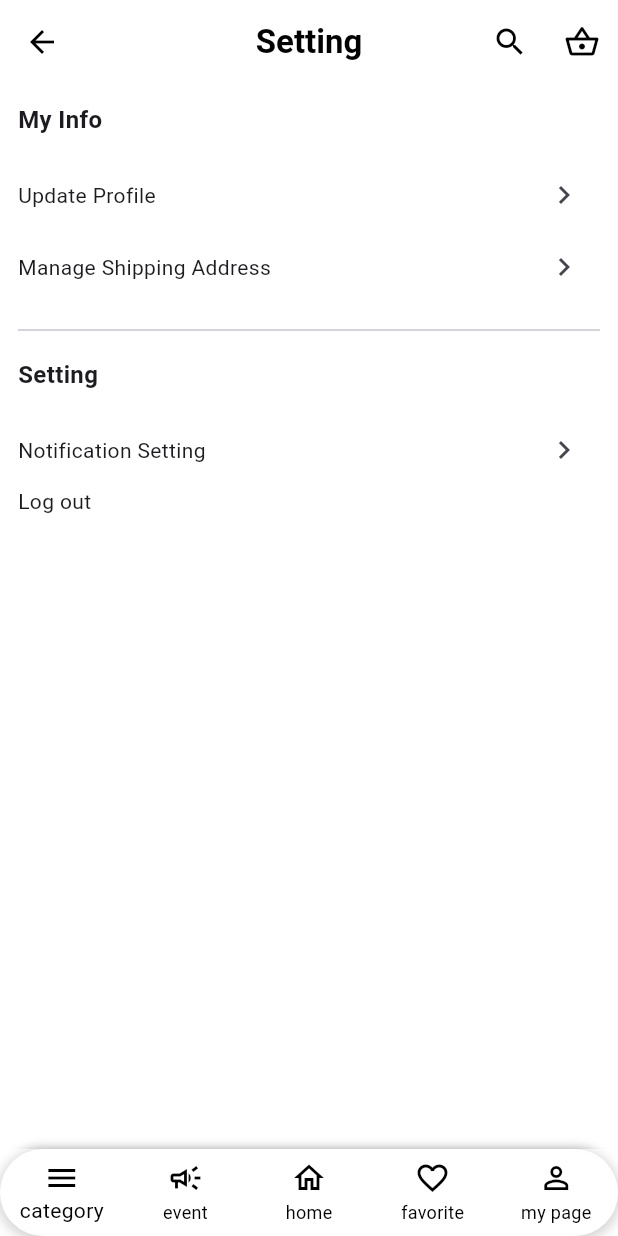
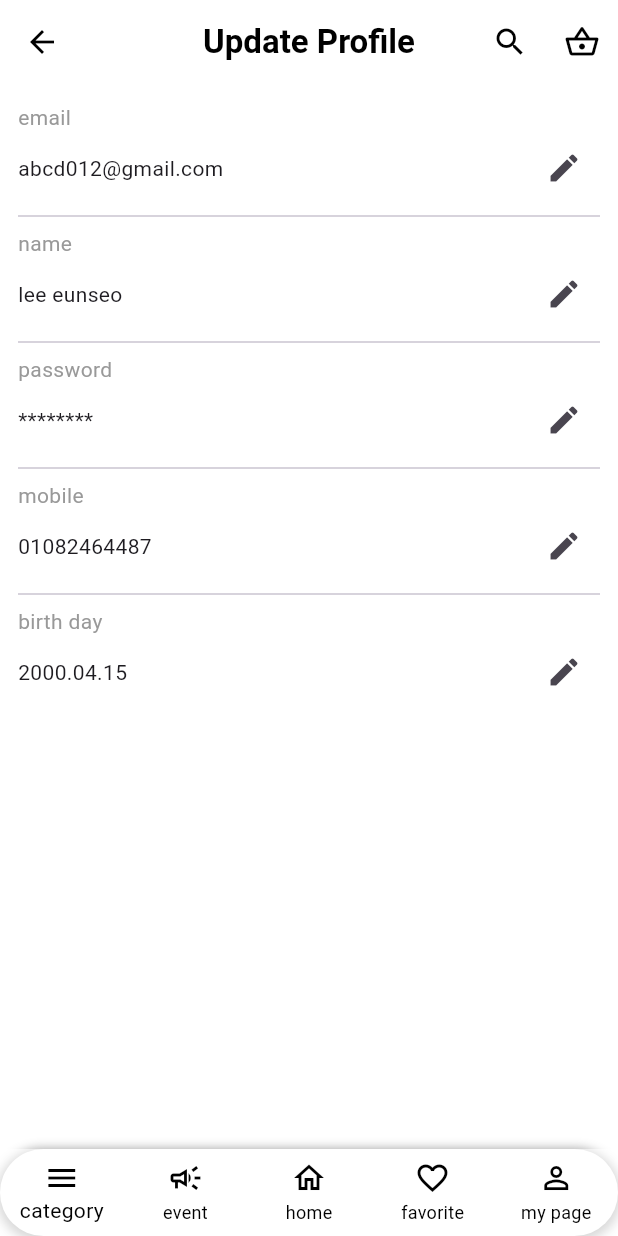
Before and after one commit to willchangesoon/Frontend, a Flutter app: the SettingScreen screen opened by its route, after a tap on the "chevron right" icon, on a phone screen of 412 x 824 dp. Run offline on Flutter 3.47's test engine with Material 3 defaults, Android fonts, the phone set to English and light mode, and no system bars; our stand-ins replace flutter_riverpod, go_router; Roboto replaces fonts that are missing (GmarketSans).

Commit message:
feat- setting, update-profile page work
- Added update-profile page.
- Added navigation button on the setting page to update-profile page.
- Added app bar title and back button on setting, update-profile page.

```diff
--- a/es3_frontend/lib/common/provider/router.dart
+++ b/es3_frontend/lib/common/provider/router.dart
@@ -6,6 +6,7 @@ import 'package:es3_frontend/common/screen/s_home.dart';
 import 'package:es3_frontend/common/screen/s_login.dart';
 import 'package:es3_frontend/common/screen/s_mypage.dart';
 import 'package:es3_frontend/common/screen/s_sign_up.dart';
+import 'package:es3_frontend/common/screen/s_update_profile.dart';
 import 'package:flutter_riverpod/flutter_riverpod.dart';
 import 'package:go_router/go_router.dart';
 
@@ -20,10 +21,20 @@ final GoRouter router = GoRouter(
   routes: [
     ShellRoute(
       builder: (context, state, child) {
-        final showAppBarBtnBack = state.uri.toString() == '/mypage/setting';
+        final String currentPath = state.uri.toString();
+
+        final Map<String, Map<String, dynamic>> routeSettings = {
+          '/mypage/setting': {'title': 'Setting', 'showAppBarBtnBack': true},
+          '/mypage/setting/update-profile': {'title': 'Update Profile', 'showAppBarBtnBack': true},
+          '/mypage/manage-address': {'title': 'Manage Address', 'showAppBarBtnBack': true},
+        };
+
+        final showAppBarBtnBack = routeSettings[currentPath]?['showAppBarBtnBack'] ?? false;
+        final title = routeSettings[currentPath]?['title'];
+
         return DefaultLayout(
           showAppBarBtnBack: showAppBarBtnBack,
-          title: showAppBarBtnBack ? 'Setting' : null,
+          title: title,
           child: child,
         );
       },
@@ -51,6 +62,12 @@ final GoRouter router = GoRouter(
             GoRoute(
               path: 'setting',
               builder: (context, state) => SettingScreen(),
+              routes: [
+                GoRoute(
+                  path: 'update-profile',
+                  builder: (context, state) => UpdateProfileScreen(),
+                ),
+              ]
             ),
           ],
         ),
--- a/es3_frontend/lib/common/screen/s_setting.dart
+++ b/es3_frontend/lib/common/screen/s_setting.dart
@@ -1,8 +1,14 @@
 import 'package:flutter/material.dart';
+import 'package:go_router/go_router.dart';
 
-class SettingScreen extends StatelessWidget {
+class SettingScreen extends StatefulWidget {
   const SettingScreen({super.key});
 
+  @override
+  State<SettingScreen> createState() => _SettingScreenState();
+}
+
+class _SettingScreenState extends State<SettingScreen> {
   @override
   Widget build(BuildContext context) {
     return Padding(
@@ -35,7 +41,11 @@ class SettingScreen extends StatelessWidget {
           mainAxisAlignment: MainAxisAlignment.spaceBetween,
           children: [
             Text('Update Profile'),
-            IconButton(onPressed: () {}, icon: Icon(Icons.chevron_right))
+            IconButton(
+                onPressed: () {
+                  context.push('/mypage/setting/update-profile');
+                },
+                icon: Icon(Icons.chevron_right))
           ],
         ),
         Row(
--- /dev/null
+++ b/es3_frontend/lib/common/screen/s_update_profile.dart
@@ -0,0 +1,252 @@
+import 'package:flutter/material.dart';
+import 'package:go_router/go_router.dart';
+
+class UpdateProfileScreen extends StatefulWidget {
+  const UpdateProfileScreen({super.key});
+
+  @override
+  State<UpdateProfileScreen> createState() => _UpdateProfileScreenState();
+}
+
+class _UpdateProfileScreenState extends State<UpdateProfileScreen> {
+  @override
+  Widget build(BuildContext context) {
+    return Padding(
+      padding: const EdgeInsets.all(12.0),
+      child: Column(
+        crossAxisAlignment: CrossAxisAlignment.start,
+        children: [
+          Text(
+            'email',
+            style: TextStyle(
+              color: Color(0xff999999),
+            ),
+          ),
+          Row(
+            mainAxisAlignment: MainAxisAlignment.spaceBetween,
+            children: [
+              Text('abcd012@gmail.com'),
+              IconButton(
+                onPressed: () => showDialog<String>(
+                    context: context,
+                    builder: (context) => _textDialog('Update Email')),
+                icon: Icon(Icons.edit),
+              ),
+            ],
+          ),
+          Divider(),
+          Text(
+            'name',
+            style: TextStyle(
+              color: Color(0xff999999),
+            ),
+          ),
+          Row(
+            mainAxisAlignment: MainAxisAlignment.spaceBetween,
+            children: [
+              Text('lee eunseo'),
+              IconButton(
+                onPressed: () => showDialog<String>(
+                    context: context,
+                    builder: (context) => _textDialog('Update Name')),
+                icon: Icon(Icons.edit),
+              ),
+            ],
+          ),
+          Divider(),
+          Text(
+            'password',
+            style: TextStyle(
+              color: Color(0xff999999),
+            ),
+          ),
+          Row(
+            mainAxisAlignment: MainAxisAlignment.spaceBetween,
+            children: [
+              Text('********'),
+              IconButton(
+                onPressed: () => showDialog<String>(
+                    context: context,
+                    builder: (context) => _passwordDialog('Update Password')),
+                icon: Icon(Icons.edit),
+              ),
+            ],
+          ),
+          Divider(),
+          Text(
+            'mobile',
+            style: TextStyle(
+              color: Color(0xff999999),
+            ),
+          ),
+          Row(
+            mainAxisAlignment: MainAxisAlignment.spaceBetween,
+            children: [
+              Text('01082464487'),
+              IconButton(
+                onPressed: () => showDialog<String>(
+                    context: context,
+                    builder: (context) => _textDialog('Update Mobile')),
+                icon: Icon(Icons.edit),
+              ),
+            ],
+          ),
+          Divider(),
+          Text(
+            'birth day',
+            style: TextStyle(
+              color: Color(0xff999999),
+            ),
+          ),
+          Row(
+            mainAxisAlignment: MainAxisAlignment.spaceBetween,
+            children: [
+              Text('2000.04.15'),
+              IconButton(
+                onPressed: () => showDialog<DateTime>(
+                    context: context,
+                    builder: (context) => DatePickerDialog(firstDate: DateTime(2000), lastDate: DateTime(2006),)),
+                icon: Icon(Icons.edit),
+              ),
+            ],
+          ),
+        ],
+      ),
+    );
+  }
+
+  Dialog _textDialog(String title) {
+    return Dialog(
+      child: Padding(
+        padding: const EdgeInsets.all(8.0),
+        child: Column(
+          mainAxisSize: MainAxisSize.min,
+          mainAxisAlignment: MainAxisAlignment.center,
+          children: <Widget>[
+            Text(title),
+            const SizedBox(height: 15),
+            const TextField(),
+            const SizedBox(height: 15),
+            Row(
+              children: [
+                Expanded(
+                  child: TextButton(
+                    onPressed: () {
+                      context.pop();
+                    },
+                    child: const Text('Cancel'),
+                  ),
+                ),
+                Expanded(
+                  child: TextButton(
+                    onPressed: () {
+                      context.pop();
+                    },
+                    child: const Text('Update'),
+                  ),
+                ),
+              ],
+            )
+          ],
+        ),
+      ),
+    );
+  }
+
+  Dialog _passwordDialog(String title) {
+    return Dialog(
+      child: Padding(
+        padding: const EdgeInsets.all(10.0),
+        child: Column(
+          spacing: 10,
+          mainAxisSize: MainAxisSize.min,
+          mainAxisAlignment: MainAxisAlignment.center,
+          children: <Widget>[
+            Text(title),
+            const SizedBox(height: 15),
+            const TextField(
+              obscureText: true,
+              decoration: InputDecoration(
+                hintText: 'current password',
+                labelText: 'current password',
+              ),
+            ),
+            const TextField(
+              obscureText: true,
+              decoration: InputDecoration(
+                hintText: 'new password',
+                labelText: 'new password',
+              ),
+            ),
+            TextField(
+              obscureText: true,
+              decoration: InputDecoration(
+                hintText: 'connfirm new password',
+                labelText: 'cocnfirm new password',
+              ),
+            ),
+            const SizedBox(height: 15),
+            Row(
+              children: [
+                Expanded(
+                  child: TextButton(
+                    onPressed: () {
+                      context.pop();
+                    },
+                    child: const Text('Cancel'),
+                  ),
+                ),
+                Expanded(
+                  child: TextButton(
+                    onPressed: () {
+                      context.pop();
+                    },
+                    child: const Text('Update'),
+                  ),
+                ),
+              ],
+            )
+          ],
+        ),
+      ),
+    );
+  }
+
+  Dialog _dateTimeDialog(String title) {
+    return Dialog(
+      child: Padding(
+        padding: const EdgeInsets.all(8.0),
+        child: Column(
+          mainAxisSize: MainAxisSize.min,
+          mainAxisAlignment: MainAxisAlignment.center,
+          children: <Widget>[
+            Text(title),
+            const SizedBox(height: 15),
+            // const TextField(),
+            const SizedBox(height: 15),
+            Row(
+              children: [
+                Expanded(
+                  child: TextButton(
+                    onPressed: () {
+                      context.pop();
+                    },
+                    child: const Text('Cancel'),
+                  ),
+                ),
+                Expanded(
+                  child: TextButton(
+                    onPressed: () {
+                      context.pop();
+                    },
+                    child: const Text('Update'),
+                  ),
+                ),
+              ],
+            )
+          ],
+        ),
+      ),
+    );
+  }
+}
```
